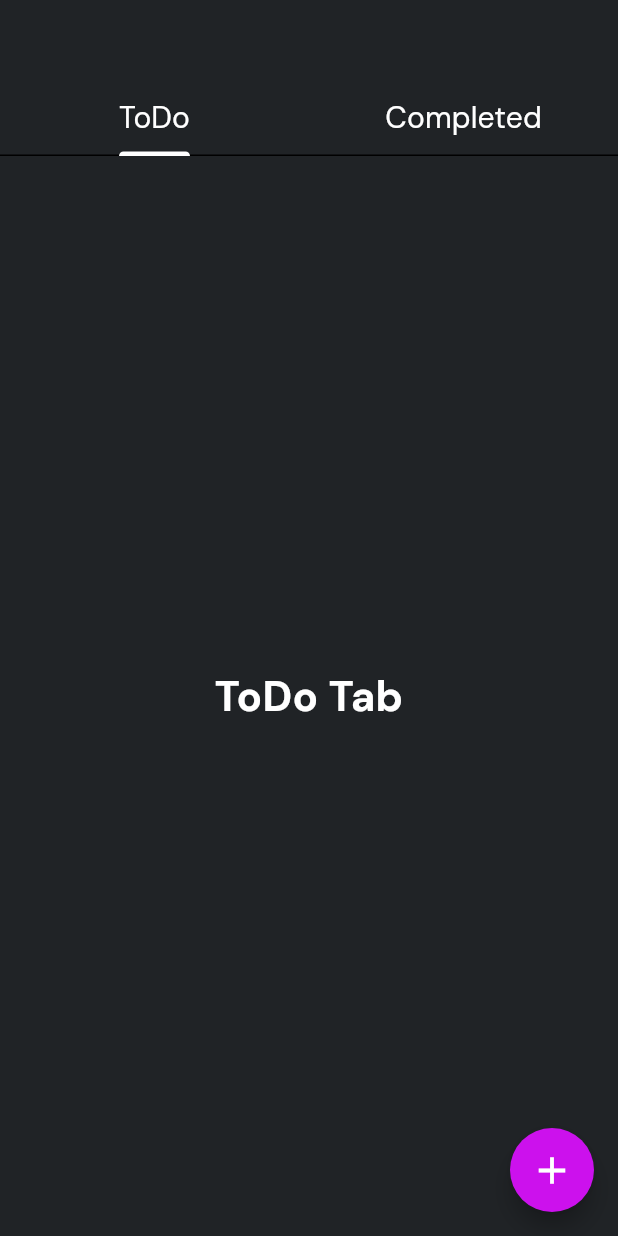
After one commit to THARINDUnirmal/notes-sphere, a Flutter app: the ToDoScreen screen opened by its route, on a phone screen of 412 x 824 dp. The commit adds this screen. Run offline on Flutter 3.47's test engine with Material 3 defaults, Android fonts, the phone set to English and light mode, and no system bars; our stand-ins replace go_router, google_fonts, hive, hive_flutter; accounts and stored records are empty.

Commit message:
to-do tab bar implement

```diff
--- a/lib/screens/home_screen.dart
+++ b/lib/screens/home_screen.dart
@@ -68,10 +68,15 @@ class _HomeScreenState extends State<HomeScreen> {
                     cardIcon: Icons.bookmark_add_outlined,
                   ),
                 ),
-                const NotesTodosCard(
-                  cardTitle: "To-Do List",
-                  noOFNoteOrTodos: "100 Tasks",
-                  cardIcon: Icons.calendar_month_outlined,
+                GestureDetector(
+                  onTap: () {
+                    AppRouters.appRoute.push("/ToDoScreen");
+                  },
+                  child: const NotesTodosCard(
+                    cardTitle: "To-Do List",
+                    noOFNoteOrTodos: "100 Tasks",
+                    cardIcon: Icons.calendar_month_outlined,
+                  ),
                 ),
               ],
             ),
--- /dev/null
+++ b/lib/screens/to_do_screen.dart
@@ -0,0 +1,72 @@
+import 'package:flutter/material.dart';
+import 'package:notes_sphere/utils/app_text_styles.dart';
+import 'package:notes_sphere/utils/colors.dart';
+
+class ToDoScreen extends StatefulWidget {
+  const ToDoScreen({super.key});
+
+  @override
+  State<ToDoScreen> createState() => _ToDoScreenState();
+}
+
+class _ToDoScreenState extends State<ToDoScreen>
+    with SingleTickerProviderStateMixin {
+  //create tab contraller
+  late TabController _tabContraller;
+  @override
+  void initState() {
+    _tabContraller = TabController(length: 2, vsync: this);
+    super.initState();
+  }
+
+  @override
+  Widget build(BuildContext context) {
+    return Scaffold(
+      appBar: AppBar(
+        bottom: TabBar(
+          dividerColor: Colors.black,
+          controller: _tabContraller,
+          tabs: [
+            Tab(
+              child: Text(
+                "ToDo",
+                style: AppTextStyles.appLaegeDescription,
+              ),
+            ),
+            Tab(
+              child: Text(
+                "Completed",
+                style: AppTextStyles.appLaegeDescription,
+              ),
+            ),
+          ],
+        ),
+      ),
+      body: TabBarView(controller: _tabContraller, children: [
+        Center(
+          child: Text(
+            "ToDo Tab",
+            style: AppTextStyles.appTitle,
+          ),
+        ),
+        Center(
+          child: Text(
+            "Completed Tab",
+            style: AppTextStyles.appTitle,
+          ),
+        )
+      ]),
+      floatingActionButton: FloatingActionButton(
+        shape: RoundedRectangleBorder(
+          borderRadius: BorderRadius.circular(100),
+        ),
+        onPressed: () {},
+        child: const Icon(
+          Icons.add,
+          size: 30,
+          color: AppColor.kWhiteColor,
+        ),
+      ),
+    );
+  }
+}
--- a/lib/utils/routers/app_routers.dart
+++ b/lib/utils/routers/app_routers.dart
@@ -7,6 +7,7 @@ import 'package:notes_sphere/screens/home_screen.dart';
 import 'package:notes_sphere/screens/note_add_screen.dart';
 import 'package:notes_sphere/screens/note_edit_screen.dart';
 import 'package:notes_sphere/screens/notes_screen.dart';
+import 'package:notes_sphere/screens/to_do_screen.dart';
 
 class AppRouters {
   static final appRoute = GoRouter(
@@ -57,6 +58,12 @@ class AppRouters {
             note: note,
           );
         },
+      ),
+      GoRoute(
+        path: "/ToDoScreen",
+        builder: (context, state) {
+          return const ToDoScreen();
+        },
       )
     ],
   );
```
